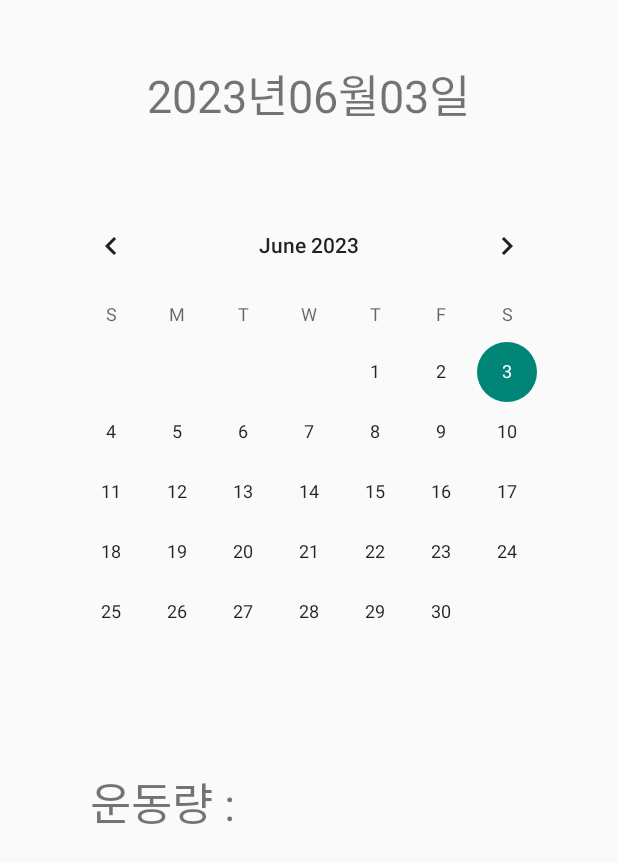
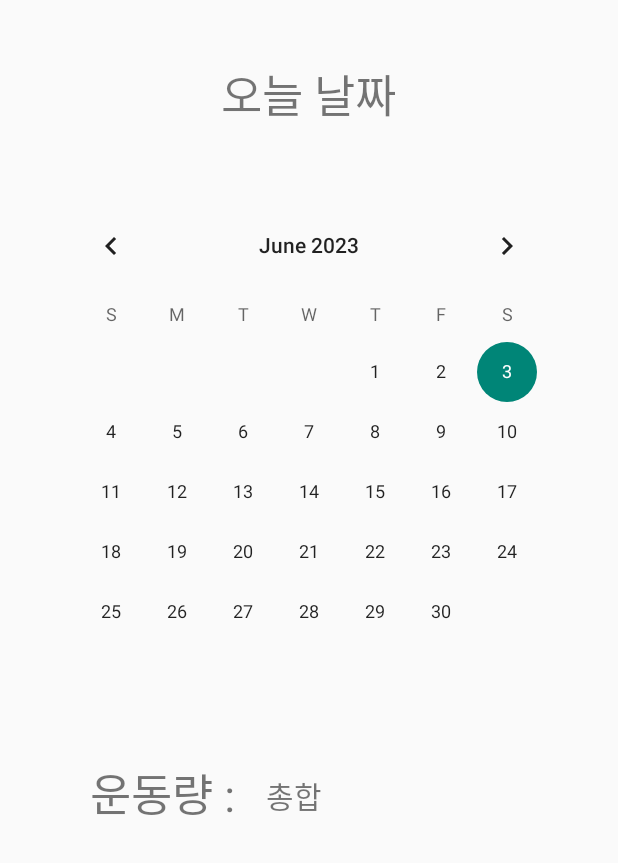
Before and after one commit to JaesungGo/helpme_homeT, an Android app: the Record screen opened directly, with no data from a screen before it, on a phone screen of 412 x 824 dp. Shown: the top 863 px of the screen. Run offline under Robolectric (Android 15) with nearby library versions, the phone set to English and light mode, and no system bars; our stand-ins replace Firebase (no records; nobody signed in at launch, a user with empty details on screens opened directly); 1 statement that could not run was skipped.

Commit message:
캘린더 기록 가져오기

```diff
--- a/app/src/main/java/com/example/mocap01/Record.java
+++ b/app/src/main/java/com/example/mocap01/Record.java
@@ -3,9 +3,7 @@ package com.example.mocap01;
 import androidx.annotation.NonNull;
 import androidx.appcompat.app.AppCompatActivity;
 
-import android.annotation.SuppressLint;
 import android.os.Bundle;
-import android.util.Log;
 import android.widget.ArrayAdapter;
 import android.widget.CalendarView;
 import android.widget.ListView;
@@ -30,12 +28,15 @@ public class Record extends AppCompatActivity {
 
     CalendarView calendarView;
     TextView today;
+    TextView dataTextView;
+
     private FirebaseAuth mFirebaseAuth;     //파이어 베이스 인증
     private FirebaseDatabase mFirebaseData = FirebaseDatabase.getInstance();
     private DatabaseReference mDatabaseRef = mFirebaseData.getReference(); //실시간 데이터 베이스
     private ListView listView2;
     private ArrayAdapter<String> adapter;
     List<Object> Array = new ArrayList<Object>();
+
 
 
     @Override
@@ -45,23 +46,61 @@ public class Record extends AppCompatActivity {
 
         today = findViewById(R.id.today);
         calendarView = findViewById(R.id.calendarView);
-//        listView2 = findViewById(R.id.listView2);
+        //listView2 = (ListView) findViewById(R.id.listView2);
+        dataTextView = findViewById(R.id.dataTextView);
 
-        mFirebaseAuth = FirebaseAuth.getInstance(); // 파이어베이스 인증 객체 초기화
+        adapter = new ArrayAdapter<String>(this, android.R.layout.simple_dropdown_item_1line, new ArrayList<String>());
+        listView2.setAdapter(adapter);
+    }
+}
 
-        adapter = new ArrayAdapter<>(this, android.R.layout.simple_dropdown_item_1line, new ArrayList<>());
-        listView2.setAdapter(adapter);
 
-        @SuppressLint("SimpleDateFormat") DateFormat formatter = new SimpleDateFormat("yyyy년MM월dd일");
-        Date date = new Date(calendarView.getDate());
-        today.setText(formatter.format(date));
 
-        calendarView.setOnDateChangeListener((view, year, month, dayOfMonth) -> {
-            String day = year + "년" + (month + 1) + "월" + dayOfMonth + "일";
-            today.setText(day);
-            Log.d("Record", "Today: " + year);
-        });
-
+//날짜변환
+//        DateFormat formatter = new SimpleDateFormat("yyyy년MM월dd일");
+//        Date date = new Date(calendarView.getDate());
+//        today.setText(formatter.format(date));
+//
+//        calendarView.setOnDateChangeListener(new CalendarView.OnDateChangeListener() {
+//
+//            @Override
+//            public void onSelectedDayChange(@NonNull CalendarView view, int year, int month, int dayOfMonth) {
+//                String day;
+//                day = year + "년" + (month+1) + "월" + dayOfMonth + "일";
+//                today.setText(day);
+//            }
+//        });
+//
+//        calendarView.setOnDateChangeListener(new CalendarView.OnDateChangeListener() {
+//            @Override
+//            public void onSelectedDayChange(@NonNull CalendarView view, int year, int month, int dayOfMonth) {
+//                String day = year + "년" + (month + 1) + "월" + dayOfMonth + "일";
+//                today.setText(day);
+//
+//                String currentDate = year + "-" + (month + 1) + "-" + dayOfMonth;
+//                String databasePath = "UserAccount/" + uid + "/Check2/Squat/" + currentDate;
+//
+//                DatabaseReference databaseRef = FirebaseDatabase.getInstance().getReference(databasePath);
+//                databaseRef.addValueEventListener(new ValueEventListener() {
+//                    @Override
+//                    public void onDataChange(@NonNull DataSnapshot dataSnapshot) {
+//                        if (dataSnapshot.exists()) {
+//                            String data = dataSnapshot.getValue(String.class);
+//                            dataTextView.setText(data);
+//                        } else {
+//                            dataTextView.setText("No data found for this date.");
+//                        }
+//                    }
+//                    @Override
+//                    public void onCancelled(@NonNull DatabaseError databaseError) {
+//                        dataTextView.setText("Failed to fetch data from Firebase.");
+//                    }
+//                });
+//            }
+//        });
+//    }
+//}
+//
 //        mDatabaseRef.child(mFirebaseAuth.getUid()).child("Check2").child("Squat").addValueEventListener(new ValueEventListener() {
 //            @Override
 //            public void onDataChange(DataSnapshot dataSnapshot) {
@@ -75,11 +114,8 @@ public class Record extends AppCompatActivity {
 //                adapter.notifyDataSetChanged();
 //                listView2.setSelection(adapter.getCount() - 1);
 //            }
-//
 //            @Override
 //            public void onCancelled(DatabaseError databaseError) {
 //
 //            }
 //        });
-    }
-}
--- a/app/src/main/res/layout/record.xml
+++ b/app/src/main/res/layout/record.xml
@@ -31,22 +31,24 @@
         android:layout_width="wrap_content"
         android:layout_height="wrap_content"
         android:layout_alignBottom="@+id/calendarView"
-        android:layout_marginBottom="-89dp"
         android:layout_marginLeft="60dp"
+        android:layout_marginBottom="-83dp"
         android:gravity="left"
         android:text="운동량 : "
         android:textSize="30sp" />
 
-    <ListView
-        android:id="@+id/listView2"
-        android:layout_width="186dp"
-        android:layout_height="249dp"
+    <TextView
+        android:id="@+id/dataTextView"
+        android:layout_width="202dp"
+        android:layout_height="233dp"
         android:layout_below="@+id/calendarView"
-        android:layout_marginStart="22dp"
-        android:layout_marginTop="31dp"
+
+        android:layout_marginStart="13dp"
+        android:layout_marginLeft="60dp"
+        android:layout_marginTop="47dp"
         android:layout_toEndOf="@+id/exercise"
-        app:layout_constraintBottom_toBottomOf="parent"
-        tools:layout_editor_absoluteX="0dp" />
+        android:text="총합"
+        android:textSize="20sp" />
 
 
 </RelativeLayout>
```
Also changed, not shown: app/src/main/java/com/example/mocap01/DetectPullUp.kt (+49 -0 lines), app/src/main/java/com/example/mocap01/DetectPushUp.kt (+50 -0 lines), app/src/main/java/com/example/mocap01/DetectSitUp.kt (+49 -0 lines), app/src/main/java/com/example/mocap01/DetectSquat.kt (+80 -23 lines), app/src/main/java/com/example/mocap01/Record01.java (+95 -1 lines), 1 other file.
